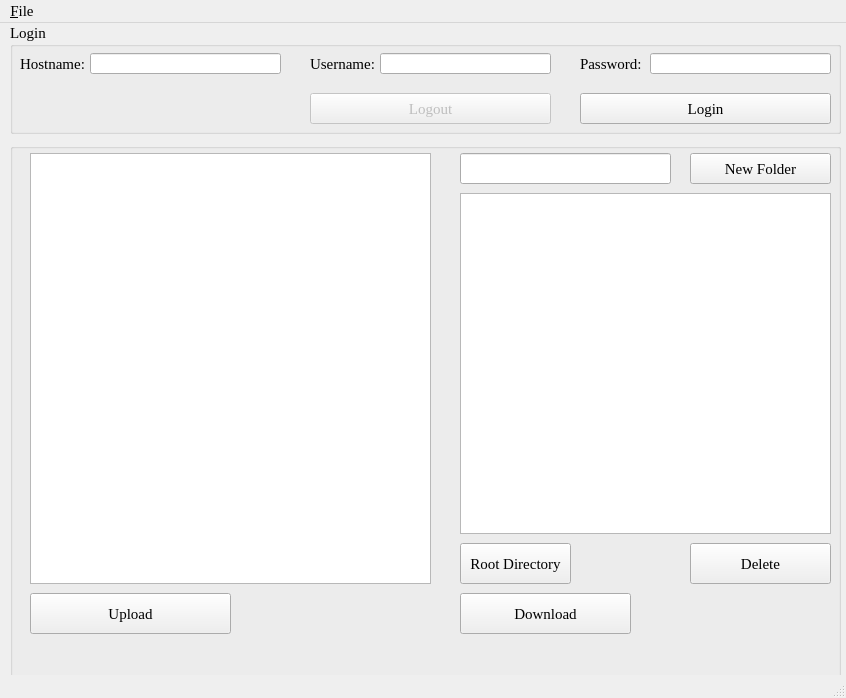
First picture: the form in clientUI.ui, repository LynchSKM/FTP-Application, before the edit.
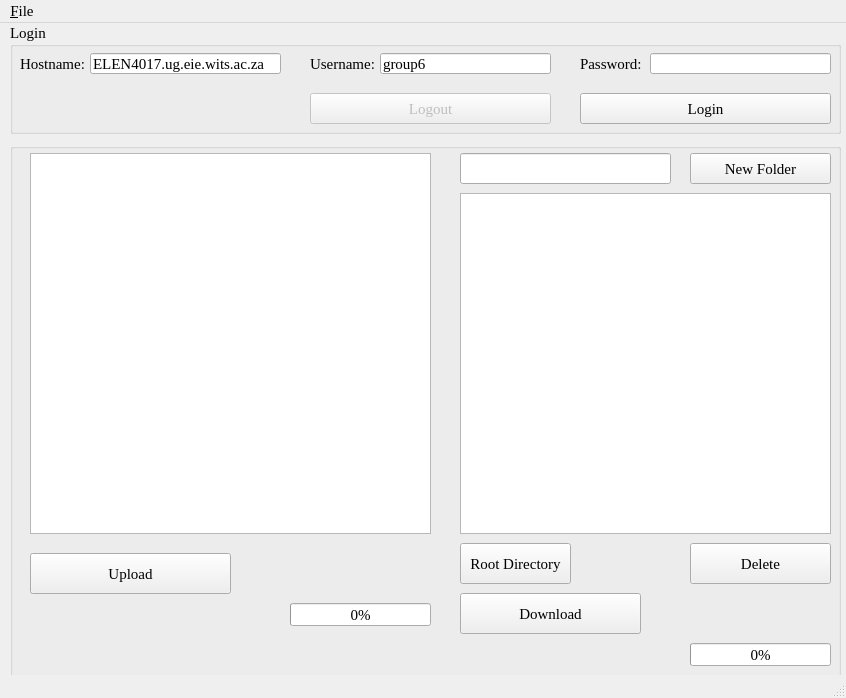
Second picture: the form after the edit.

Commit message:
Final client implemented
Client now threads upload and download functions. Only one upload or download operation can occur at the moment. The GUIs button click event are not executed during a upload or download.

What changed in the file:
```diff
--- a/clientUI.ui
+++ b/clientUI.ui
@@ -90,6 +90,9 @@
        <height>21</height>
       </rect>
      </property>
+     <property name="text">
+      <string>ELEN4017.ug.eie.wits.ac.za</string>
+     </property>
     </widget>
     <widget class="QLineEdit" name="lineEditUsername">
      <property name="geometry">
@@ -100,6 +103,9 @@
        <height>21</height>
       </rect>
      </property>
+     <property name="text">
+      <string>group6</string>
+     </property>
     </widget>
     <widget class="QLineEdit" name="lineEditPassword">
      <property name="geometry">
@@ -229,7 +235,7 @@
        <x>20</x>
        <y>10</y>
        <width>401</width>
-       <height>431</height>
+       <height>381</height>
       </rect>
      </property>
      <property name="font">
@@ -305,7 +311,7 @@
      <property name="geometry">
       <rect>
        <x>20</x>
-       <y>450</y>
+       <y>410</y>
        <width>201</width>
        <height>41</height>
       </rect>
@@ -325,7 +331,7 @@
       <rect>
        <x>450</x>
        <y>450</y>
-       <width>171</width>
+       <width>181</width>
        <height>41</height>
       </rect>
      </property>
@@ -367,7 +373,7 @@
       <rect>
        <x>20</x>
        <y>510</y>
-       <width>321</width>
+       <width>411</width>
        <height>21</height>
       </rect>
      </property>
@@ -378,9 +384,9 @@
     <widget class="QLabel" name="labelUploadStatus">
      <property name="geometry">
       <rect>
-       <x>250</x>
+       <x>20</x>
        <y>460</y>
-       <width>171</width>
+       <width>241</width>
        <height>21</height>
       </rect>
      </property>
@@ -391,9 +397,9 @@
     <widget class="QLabel" name="labelDownloadStatus">
      <property name="geometry">
       <rect>
-       <x>660</x>
-       <y>460</y>
-       <width>161</width>
+       <x>450</x>
+       <y>500</y>
+       <width>211</width>
        <height>21</height>
       </rect>
      </property>
@@ -401,6 +407,35 @@
       <string/>
      </property>
     </widget>
+    <widget class="QProgressBar" name="progressBarUpload">
+     <property name="geometry">
+      <rect>
+       <x>280</x>
+       <y>460</y>
+       <width>141</width>
+       <height>23</height>
+      </rect>
+     </property>
+     <property name="value">
+      <number>0</number>
+     </property>
+     <property name="textVisible">
+      <bool>true</bool>
+     </property>
+    </widget>
+    <widget class="QProgressBar" name="progressBarDownload">
+     <property name="geometry">
+      <rect>
+       <x>680</x>
+       <y>500</y>
+       <width>141</width>
+       <height>23</height>
+      </rect>
+     </property>
+     <property name="value">
+      <number>0</number>
+     </property>
+    </widget>
    </widget>
    <zorder>groupBoxFileBrowsers</zorder>
    <zorder>groupBoxLogin</zorder>
```
Left out of the diff: 12 changed lines with no effect on the pictures. The commit also changes 6 other files.
